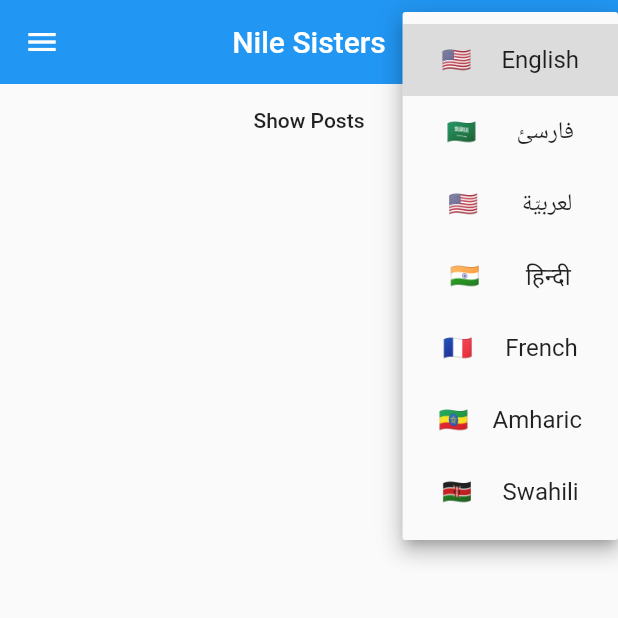
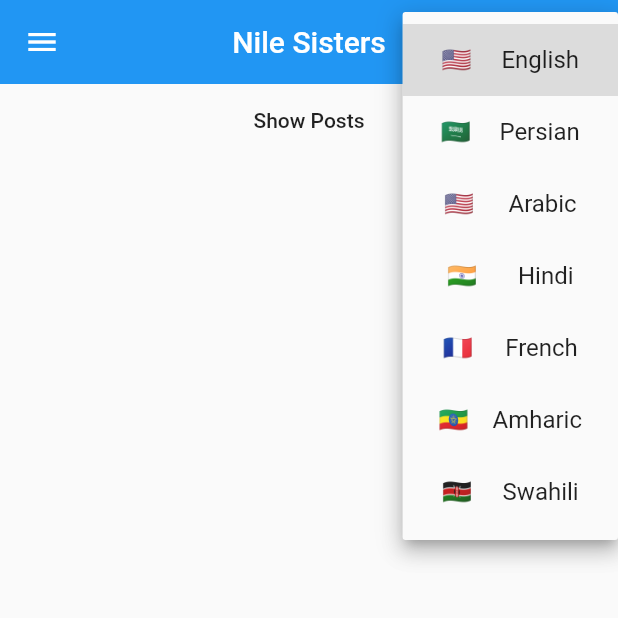
Before and after one commit to shammarafzal/nilesisters, a Flutter app: the HomePage screen opened directly with empty values, item 2 of the bottom bar chosen, after a tap on the "language" icon, on a phone screen of 412 x 824 dp, the top half of it. Run offline on Flutter 3.47's test engine with Material 2 defaults, Android fonts, the light colour scheme and no system bars; our stand-ins replace fluttertoast, google_maps_flutter, share, webview_flutter; accounts and stored records are empty; network calls fail.

Commit message:
before gps

```diff
--- a/lib/classes/language.dart
+++ b/lib/classes/language.dart
@@ -9,13 +9,12 @@ class Language{
   static List<Language> languageList(){
     return <Language>[
       Language(1, 'English', '🇺🇸', 'en'),
-      Language(2, 'فارسئ', '🇸🇦', 'fa'),
-      Language(3, 'لعربيّة', '🇺🇸', 'ar'),
-      Language(4, 'हिन्दी', '🇮🇳', 'hi'),
+      Language(2, 'Persian', '🇸🇦', 'fa'),
+      Language(3, 'Arabic', '🇺🇸', 'ar'),
+      Language(4, 'Hindi', '🇮🇳', 'hi'),
       Language(5, 'French', '🇫🇷', 'fr'),
       Language(6, 'Amharic', '🇪🇹', 'am'),
       Language(7, 'Swahili', '🇰🇪', 'sw'),
-     // Language(8, 'Somali', '🇪🇹', 'so'),
     ];
   }
 
--- a/lib/main.dart
+++ b/lib/main.dart
@@ -42,6 +42,7 @@ class _MyAppState extends State<MyApp> {
           Locale('fr','FR'),
           Locale('sw','KE'),
           Locale('am','ET'),
+
         ],
         localizationsDelegates: [
           DemoLocalization.delegate,
--- a/lib/screens/HomePage.dart
+++ b/lib/screens/HomePage.dart
@@ -128,16 +128,15 @@ class _HomePageState extends State<HomePage> {
         case 'am':
           _temp = Locale(language.languageCode, 'ET');
           break;
-      /*case 'so':
-          _temp = Locale(language.languageCode,'ET');
-          break;*/
         default:
           _temp = Locale(language.languageCode, 'US');
       }
       MyApp.setLocale(context, _temp);
     }
 
-    return Scaffold(
+    return WillPopScope(
+      onWillPop: () async => !Navigator.of(context).userGestureInProgress,
+      child: Scaffold(
         appBar: new AppBar(
           elevation: 0.0,
           centerTitle: true,
@@ -333,6 +332,7 @@ class _HomePageState extends State<HomePage> {
           onTap: _onItemTapped,
           unselectedItemColor: Colors.blue,
         ),
+      ),
     );
   }
 }
--- a/lib/screens/contactUs.dart
+++ b/lib/screens/contactUs.dart
@@ -65,7 +65,9 @@ class _ContactUsState extends State<ContactUs> {
   @override
   Widget build(BuildContext context) {
     TextStyle linkStyle = TextStyle(color: Colors.blue);
-    return Scaffold(
+    return WillPopScope(
+      onWillPop: () async => !Navigator.of(context).userGestureInProgress,
+      child: Scaffold(
         appBar: new AppBar(
           elevation: 0.0,
           centerTitle: true,
@@ -130,6 +132,7 @@ class _ContactUsState extends State<ContactUs> {
             ),
           ],
         ),
+      ),
     );
   }
 }
--- a/lib/screens/founder.dart
+++ b/lib/screens/founder.dart
@@ -6,7 +6,9 @@ class founder extends StatefulWidget {
 class _founderState extends State<founder> {
   @override
   Widget build(BuildContext context) {
-    return Scaffold(
+    return WillPopScope(
+      onWillPop: () async => !Navigator.of(context).userGestureInProgress,
+      child: Scaffold(
         appBar: new AppBar(
           elevation: 0.0,
           centerTitle: true,
@@ -41,6 +43,7 @@ class _founderState extends State<founder> {
             ),
           ],
         ),
+      ),
     );
   }
 }
--- a/lib/screens/login_screen.dart
+++ b/lib/screens/login_screen.dart
@@ -10,7 +10,9 @@ class _LoginDemoState extends State<LoginDemo> {
   String email,password;
   @override
   Widget build(BuildContext context) {
-    return Scaffold(
+    return WillPopScope(
+      onWillPop: () async => !Navigator.of(context).userGestureInProgress,
+      child: Scaffold(
         backgroundColor: Colors.white,
         appBar: AppBar(
           centerTitle: true,
@@ -143,6 +145,7 @@ class _LoginDemoState extends State<LoginDemo> {
             ],
           ),
         ),
+      ),
     );
   }
 }
--- a/lib/screens/pdfview.dart
+++ b/lib/screens/pdfview.dart
@@ -56,7 +56,8 @@ class _PdfViewerState extends State<PdfViewer> {
                                 throw 'Could not launch $url';
                               }
                             },
-                            child: new Text('Download'),
+                            color: Colors.blue,
+                            child: new Text('Download',style: TextStyle(color: Colors.white),),
                           ),
                         ],
                       ),
--- a/lib/screens/privacy.dart
+++ b/lib/screens/privacy.dart
@@ -9,7 +9,9 @@ class _PrivacyPolicyState extends State<PrivacyPolicy> {
   final Completer <WebViewController> _controller = Completer<WebViewController>();
   @override
   Widget build(BuildContext context) {
-    return Scaffold(
+    return WillPopScope(
+      onWillPop: () async => !Navigator.of(context).userGestureInProgress,
+      child: Scaffold(
         appBar: new AppBar(
           elevation: 0.0,
           centerTitle: true,
@@ -23,6 +25,7 @@ class _PrivacyPolicyState extends State<PrivacyPolicy> {
           },
           javascriptMode: JavascriptMode.unrestricted,
         ),
+      ),
     );
   }
 }
--- a/lib/screens/signup.dart
+++ b/lib/screens/signup.dart
@@ -10,7 +10,9 @@ class _SignupState extends State<Signup> {
   String name,email,password;
   @override
   Widget build(BuildContext context) {
-    return Scaffold(
+    return WillPopScope(
+      onWillPop: () async => !Navigator.of(context).userGestureInProgress,
+      child: Scaffold(
         backgroundColor: Colors.white,
         appBar: AppBar(
           title: Text("Register"),
@@ -172,6 +174,7 @@ class _SignupState extends State<Signup> {
             ],
           ),
         ),
+      ),
     );
   }
 }
--- a/lib/screens/staff.dart
+++ b/lib/screens/staff.dart
@@ -6,7 +6,9 @@ class Staff extends StatefulWidget {
 class _StaffState extends State<Staff> {
   @override
   Widget build(BuildContext context) {
-    return Scaffold(
+    return WillPopScope(
+      onWillPop: () async => !Navigator.of(context).userGestureInProgress,
+      child: Scaffold(
         appBar: new AppBar(
           elevation: 0.0,
           centerTitle: true,
@@ -45,6 +47,7 @@ class _StaffState extends State<Staff> {
             ),
           ],
         ),
+      ),
     );
   }
 }
--- a/lib/screens/videosViewer.dart
+++ b/lib/screens/videosViewer.dart
@@ -33,7 +33,9 @@ class _VideoViewerState extends State<VideoViewer> {
   @override
   Widget build(BuildContext context) {
     TextStyle linkStyle = TextStyle(color: Colors.blue);
-    return Scaffold(
+    return WillPopScope(
+      onWillPop: () async => !Navigator.of(context).userGestureInProgress,
+      child: Scaffold(
         appBar: new AppBar(
           elevation: 0.0,
           centerTitle: true,
@@ -77,6 +79,7 @@ class _VideoViewerState extends State<VideoViewer> {
             ),
           ],
         ),
+      ),
     );
   }
 }
--- a/pubspec.yaml
+++ b/pubspec.yaml
@@ -61,7 +61,6 @@ flutter:
     - lib/lang/fa.json
     - lib/lang/hi.json
     - lib/lang/fr.json
-    - lib/lang/so.json
     - lib/lang/am.json
     - lib/lang/sw.json
 
```
Also changed, not shown: lib/lang/som.json (renamed from lib/lang/so.json). Lines whose indentation alone changed are shown as unchanged.
